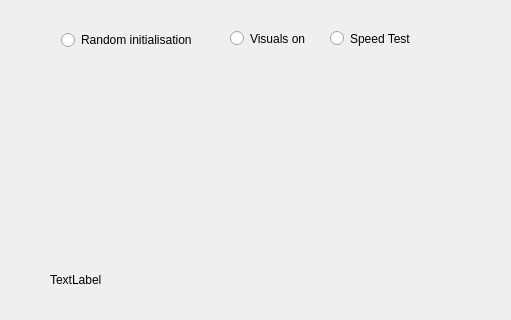
Old version of the form cellular-automatia-OO-master/OPENCVTEST-master/mainwindow.ui in the repository saulgold/cellular-automatia-OO-master; both pictures show x 0 to 511 and y 0 to 320 of the 993 by 552 pixel window.
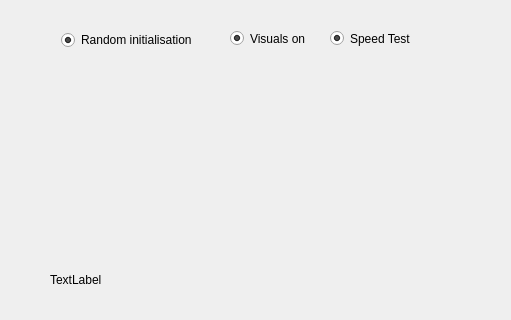
New version of the form.

Commit message:
new system of ghost cells
makes parallelising easer

```diff
--- a/cellular-automatia-OO-master/OPENCVTEST-master/mainwindow.ui
+++ b/cellular-automatia-OO-master/OPENCVTEST-master/mainwindow.ui
@@ -383,6 +383,9 @@
     <property name="text">
      <string>Visuals on</string>
     </property>
+    <property name="checked">
+     <bool>true</bool>
+    </property>
     <property name="autoExclusive">
      <bool>false</bool>
     </property>
@@ -399,6 +402,9 @@
     <property name="text">
      <string>Speed Test</string>
     </property>
+    <property name="checked">
+     <bool>true</bool>
+    </property>
     <property name="autoExclusive">
      <bool>false</bool>
     </property>
@@ -415,6 +421,9 @@
     <property name="text">
      <string>Random initialisation</string>
     </property>
+    <property name="checked">
+     <bool>true</bool>
+    </property>
     <property name="autoExclusive">
      <bool>false</bool>
     </property>
```
The commit also changes 1 other file.
